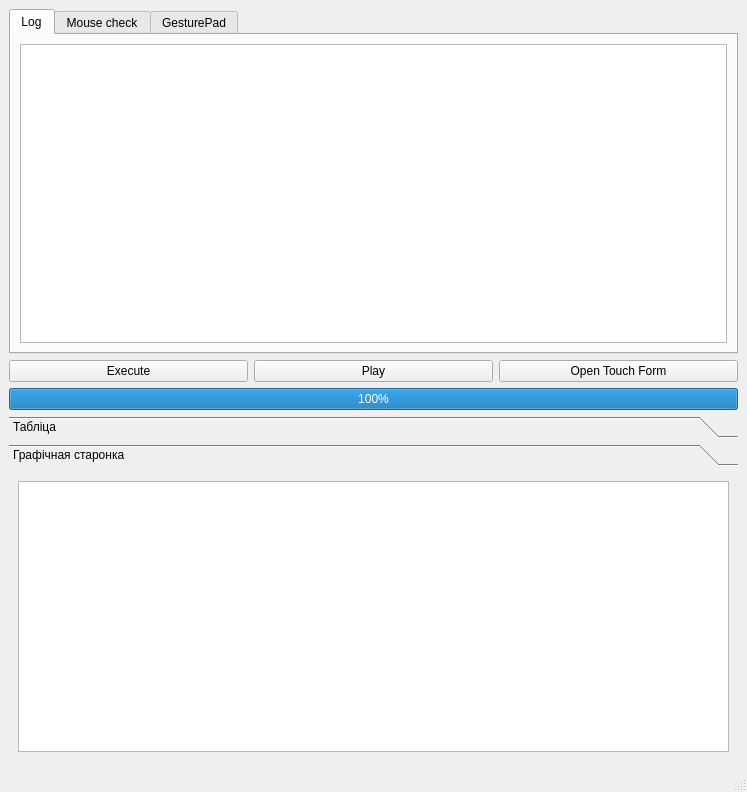
Before: the Qt Designer form mainwindow.ui in 0mniCrow/SmartGraph, drawn with Qt 5.
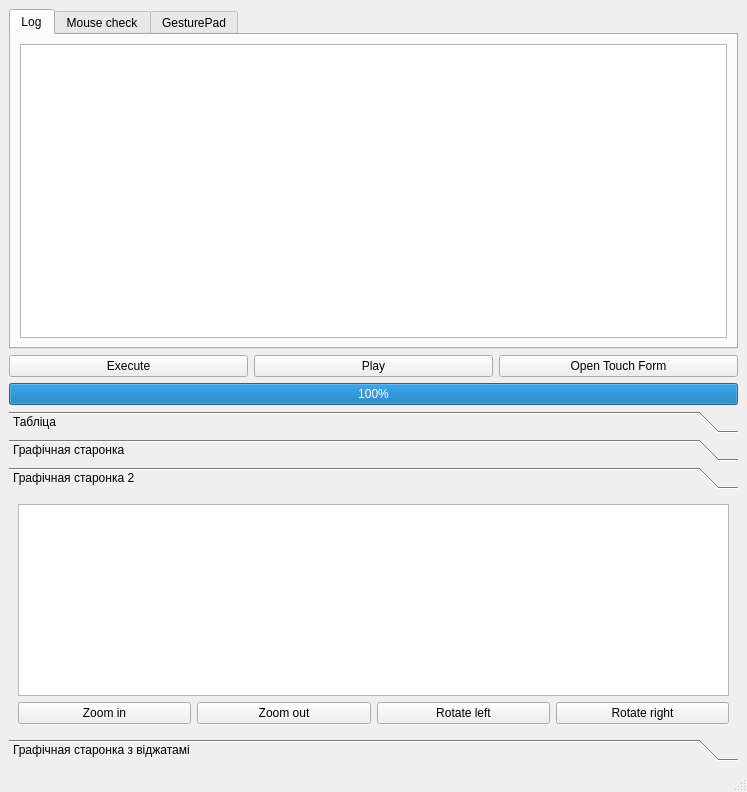
After: the same form once the commit is applied. The open tabs and pages were chosen to show the change.

Commit message: Add superior graphic view for further graph visualisation.

What changed in the file:
```diff
--- a/mainwindow.ui
+++ b/mainwindow.ui
@@ -461,7 +461,7 @@
          <x>0</x>
          <y>0</y>
          <width>735</width>
-         <height>281</height>
+         <height>225</height>
         </rect>
        </property>
        <attribute name="label">
@@ -473,6 +473,69 @@
         </item>
        </layout>
       </widget>
+      <widget class="QWidget" name="page_3">
+       <property name="geometry">
+        <rect>
+         <x>0</x>
+         <y>0</y>
+         <width>735</width>
+         <height>225</height>
+        </rect>
+       </property>
+       <attribute name="label">
+        <string>Графічная старонка 2</string>
+       </attribute>
+       <layout class="QVBoxLayout" name="verticalLayout_10">
+        <item>
+         <widget class="QGraphicsView" name="manipulativeView"/>
+        </item>
+        <item>
+         <layout class="QHBoxLayout" name="horizontalLayout_14">
+          <property name="bottomMargin">
+           <number>0</number>
+          </property>
+          <item>
+           <widget class="QPushButton" name="button_zoomIn">
+            <property name="text">
+             <string>Zoom in</string>
+            </property>
+           </widget>
+          </item>
+          <item>
+           <widget class="QPushButton" name="button_zoomOut">
+            <property name="text">
+             <string>Zoom out</string>
+            </property>
+           </widget>
+          </item>
+          <item>
+           <widget class="QPushButton" name="button_rotateLeft">
+            <property name="text">
+             <string>Rotate left</string>
+            </property>
+           </widget>
+          </item>
+          <item>
+           <widget class="QPushButton" name="button_rotateRight">
+            <property name="text">
+             <string>Rotate right</string>
+            </property>
+           </widget>
+          </item>
+         </layout>
+        </item>
+       </layout>
+      </widget>
+      <widget class="QWidget" name="page_4">
+       <attribute name="label">
+        <string>Графічная старонка з віджатамі</string>
+       </attribute>
+       <layout class="QVBoxLayout" name="verticalLayout_11">
+        <item>
+         <widget class="QGraphicsView" name="widget_view"/>
+        </item>
+       </layout>
+      </widget>
      </widget>
     </item>
    </layout>
```
Left out of the diff: 4 changed lines with no effect on the pictures. The commit also changes 4 other files.
